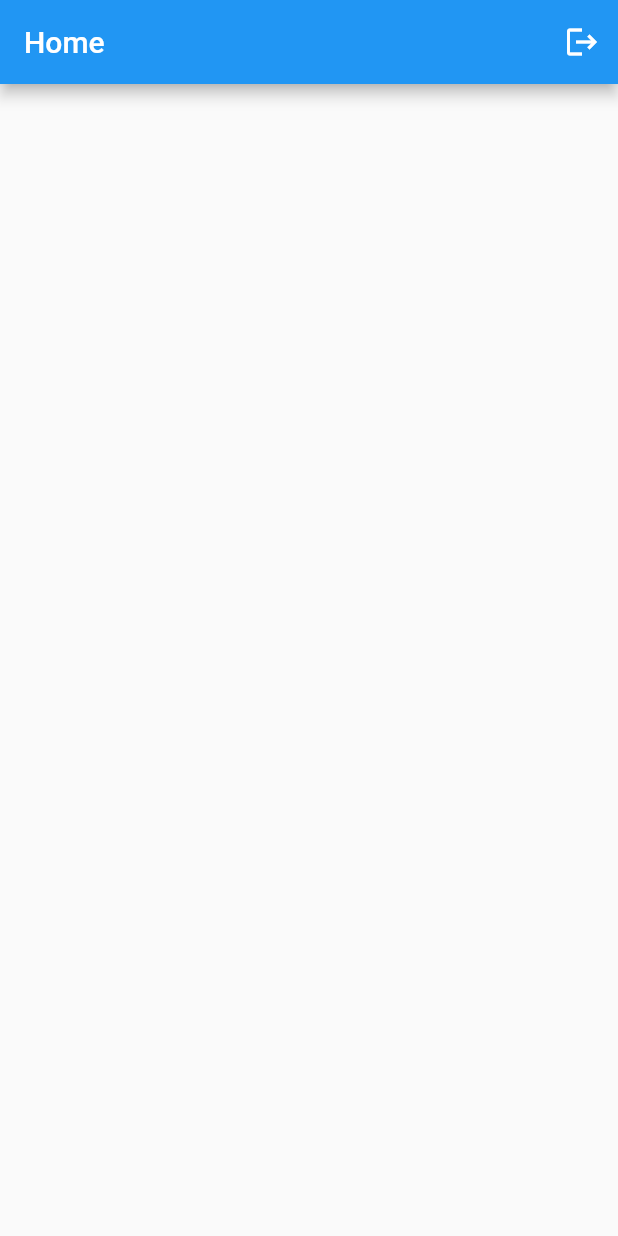
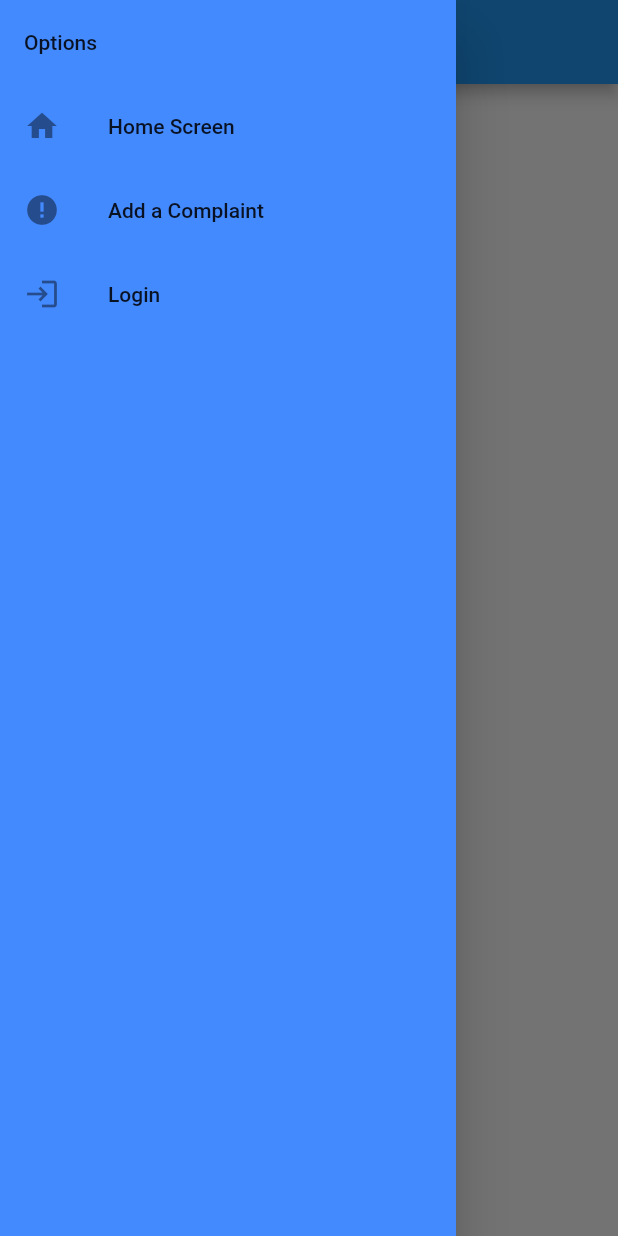
Before and after one commit to YoungWonks/ywsos2021_app, a Flutter app: the HomeScreen screen opened directly, with the side drawer open (before the commit the screen has no drawer), on a phone screen of 412 x 824 dp. Run offline on Flutter 3.47's test engine with Material 2 defaults, Android fonts, the phone set to English and light mode, and no system bars; our stand-ins replace hexcolor.

Commit message:
basic multipage app

```diff
--- a/lib/main.dart
+++ b/lib/main.dart
@@ -1,4 +1,5 @@
 import 'package:flutter/material.dart';
+import 'package:ywsos2021_app/screens/home_screen.dart';
 
 import 'screens/login_screen.dart';
 
@@ -14,7 +15,8 @@ class MyApp extends StatelessWidget {
       theme: ThemeData(
         primarySwatch: Colors.blue,
       ),
-      home: LoginScreen(),
+      //add routes:,
+      home: HomeScreen(),
     );
   }
 }
--- a/lib/screens/home_screen.dart
+++ b/lib/screens/home_screen.dart
@@ -1,26 +1,88 @@
+import 'package:ywsos2021_app/screens/home_screen.dart';
 import 'package:flutter/material.dart';
 import 'package:ywsos2021_app/screens/login_screen.dart';
 
-class HomeScreen extends StatelessWidget {
-  const HomeScreen({Key? key}) : super(key: key);
+class HomeScreen extends StatefulWidget {
+  @override
+  _HomeScreenState createState() => _HomeScreenState();
+// const HomeScreen({Key? key}) : super(key: key);
+}
 
+class _HomeScreenState extends State<HomeScreen> {
+  @override
+  var click = 0 ;
+
+  void GoLogOn() async {
+    print("home");
+    Navigator.push(
+        context,
+        MaterialPageRoute(
+            builder: (context) => LoginScreen()));
+
+    setState(() {});
+    click=0;
+  }
+  void GoHome() async{
+    print("home");
+    Navigator.push(
+        context,
+        MaterialPageRoute(
+            builder: (context) => HomeScreen()));
+
+    setState(() {});
+    click=0;
+  }
   @override
   Widget build(BuildContext context) {
     return Scaffold(
+      drawer: Drawer(
+        child: Container(
+          color: Colors.blueAccent,
+            child: ListView(
+              children: [
+                ListTile(
+                  title: Text("Options"),
+                ),
+                ListTile(
+                  title: Text("Home Screen"),
+                  leading: Icon(Icons.home),
+                  onTap: (){
+                    print("homescreen");
+                    //If Click Variable =0, Call function for home screen, set click to 1
+                    if(click==0)
+                      GoHome();
+                      click=1;
+                  },
+                ),
+                ListTile(
+                  title: Text("Add a Complaint"),
+                  leading: Icon(Icons.error),
+                  onTap: () {
+                    print("Complaint");
+                    //If Click Variable =0, Call function for home screen, set click to 1
+                  },
+                ),
+                ListTile(
+                  title: Text("Login"),
+                  leading: Icon(Icons.login),
+                  onTap: () {
+                    print("Login");
+                    if(click==0)
+                      GoLogOn();
+                      click=1;
+                    //If Click Variable =0, Call function for home screen, set click to 1
+                  },
+                ),
+              ],
+            ),
+        ),
+      ),
       appBar: AppBar(
         title: Text("Home"),
-        actions: [
-          IconButton(
-            onPressed: () {
-              Navigator.of(context).pushReplacement(
-                MaterialPageRoute(
-                  builder: (context) => LoginScreen(),
-                ),
-              );
-            },
-            icon: Icon(Icons.logout),
-          ),
-        ],
+        // actions: [
+        //   IconButton(
+        //     onPr
+        // ],
       ),
     );
   }
```
Also changed, not shown: lib/screens/login_screen.dart (+70 -0 lines).
